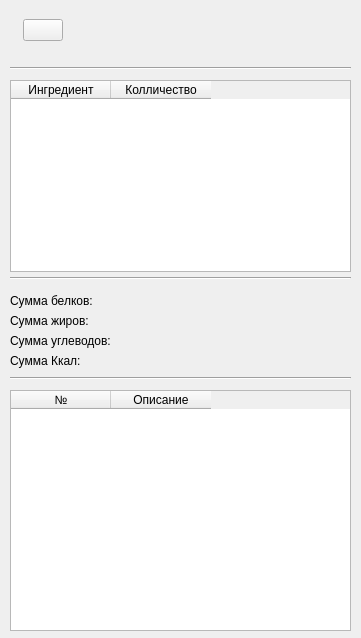
Before: the Qt Designer form project/forms/Recipe_info.ui in Galoev/nutritionist-helper, drawn with Qt 5.
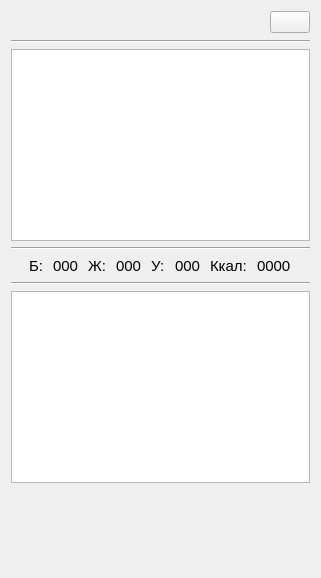
After: the same form once the commit is applied. Icons and pictures are not drawn.

The edit to the form file:
```diff
--- a/project/forms/Recipe_info.ui
+++ b/project/forms/Recipe_info.ui
@@ -6,30 +6,42 @@
    <rect>
     <x>0</x>
     <y>0</y>
-    <width>361</width>
-    <height>638</height>
+    <width>321</width>
+    <height>578</height>
    </rect>
   </property>
   <property name="windowTitle">
    <string>Form</string>
   </property>
-  <widget class="QWidget" name="horizontalLayoutWidget">
-   <property name="geometry">
-    <rect>
-     <x>10</x>
-     <y>10</y>
-     <width>341</width>
-     <height>41</height>
-    </rect>
-   </property>
+  <layout class="QVBoxLayout" name="verticalLayout">
+   <item>
    <layout class="QHBoxLayout" name="horizontalLayout">
     <item>
      <widget class="QLabel" name="label_recipeName">
+       <property name="font">
+        <font>
+         <family>Calibri</family>
+         <pointsize>14</pointsize>
+        </font>
+       </property>
       <property name="text">
        <string>&lt;Recipe_name&gt;</string>
       </property>
      </widget>
     </item>
+     <item>
+      <spacer name="horizontalSpacer">
+       <property name="orientation">
+        <enum>Qt::Horizontal</enum>
+       </property>
+       <property name="sizeHint" stdset="0">
+        <size>
+         <width>208</width>
+         <height>20</height>
+        </size>
+       </property>
+      </spacer>
+     </item>
     <item>
      <widget class="QPushButton" name="pushButton_recipeEdit">
       <property name="icon">
@@ -38,43 +50,29 @@
       </property>
      </widget>
     </item>
-    <item>
-     <spacer name="horizontalSpacer">
-      <property name="orientation">
-       <enum>Qt::Horizontal</enum>
-      </property>
-      <property name="sizeHint" stdset="0">
-       <size>
-        <width>208</width>
-        <height>20</height>
-       </size>
-      </property>
-     </spacer>
-    </item>
-   </layout>
-  </widget>
+    </layout>
+   </item>
+   <item>
   <widget class="Line" name="line">
-   <property name="geometry">
-    <rect>
-     <x>10</x>
-     <y>60</y>
-     <width>341</width>
-     <height>16</height>
-    </rect>
-   </property>
    <property name="orientation">
     <enum>Qt::Horizontal</enum>
    </property>
   </widget>
-  <widget class="QTableWidget" name="tableWidget_ingredientList">
-   <property name="geometry">
-    <rect>
-     <x>10</x>
-     <y>80</y>
-     <width>341</width>
-     <height>192</height>
-    </rect>
-   </property>
+   </item>
+   <item>
+    <widget class="QTableWidget" name="tableWidget_ingredientList_2">
+     <property name="alternatingRowColors">
+      <bool>true</bool>
+     </property>
+     <attribute name="horizontalHeaderVisible">
+      <bool>false</bool>
+     </attribute>
+     <attribute name="horizontalHeaderShowSortIndicator" stdset="0">
+      <bool>false</bool>
+     </attribute>
+     <attribute name="verticalHeaderVisible">
+      <bool>false</bool>
+     </attribute>
    <column>
     <property name="text">
      <string>Ингредиент</string>
@@ -86,165 +84,198 @@
     </property>
    </column>
   </widget>
-  <widget class="Line" name="line_2">
-   <property name="geometry">
-    <rect>
-     <x>10</x>
-     <y>370</y>
-     <width>341</width>
-     <height>16</height>
-    </rect>
-   </property>
+   </item>
+   <item>
+    <widget class="Line" name="line_3">
    <property name="orientation">
     <enum>Qt::Horizontal</enum>
    </property>
   </widget>
-  <widget class="QTableWidget" name="tableWidget_recipeDescription">
-   <property name="geometry">
-    <rect>
-     <x>10</x>
-     <y>390</y>
-     <width>341</width>
-     <height>241</height>
-    </rect>
-   </property>
-   <attribute name="horizontalHeaderVisible">
-    <bool>true</bool>
-   </attribute>
-   <attribute name="horizontalHeaderCascadingSectionResizes">
-    <bool>false</bool>
-   </attribute>
-   <attribute name="horizontalHeaderDefaultSectionSize">
-    <number>100</number>
-   </attribute>
-   <column>
-    <property name="text">
-     <string>№</string>
-    </property>
-   </column>
-   <column>
-    <property name="text">
-     <string>Описание</string>
-    </property>
-   </column>
-  </widget>
-  <widget class="QWidget" name="horizontalLayoutWidget_5">
-   <property name="geometry">
-    <rect>
-     <x>10</x>
-     <y>350</y>
-     <width>167</width>
-     <height>21</height>
-    </rect>
-   </property>
-   <layout class="QHBoxLayout" name="horizontalLayout_5">
+   </item>
+   <item>
+    <layout class="QHBoxLayout" name="horizontalLayout_6">
+     <property name="spacing">
+      <number>10</number>
+     </property>
+     <item>
+      <spacer name="horizontalSpacer_3">
+       <property name="orientation">
+        <enum>Qt::Horizontal</enum>
+       </property>
+       <property name="sizeHint" stdset="0">
+        <size>
+         <width>40</width>
+         <height>20</height>
+        </size>
+       </property>
+      </spacer>
+     </item>
     <item>
-     <widget class="QLabel" name="label_kcalSum">
+      <layout class="QHBoxLayout" name="horizontalLayout_2">
+       <item>
+        <widget class="QLabel" name="label_protein">
+         <property name="font">
+          <font>
+           <pointsize>11</pointsize>
+          </font>
+         </property>
       <property name="text">
-       <string>Сумма Ккал:</string>
+          <string>Б:</string>
       </property>
      </widget>
     </item>
     <item>
-     <widget class="QLabel" name="label_numKcal">
+        <widget class="QLabel" name="label_numProtein">
+         <property name="font">
+          <font>
+           <pointsize>11</pointsize>
+          </font>
+         </property>
       <property name="text">
-       <string>&lt;Num_kcal&gt;</string>
+          <string>000</string>
       </property>
      </widget>
     </item>
    </layout>
-  </widget>
-  <widget class="QWidget" name="horizontalLayoutWidget_3">
-   <property name="geometry">
-    <rect>
-     <x>10</x>
-     <y>310</y>
-     <width>176</width>
-     <height>21</height>
-    </rect>
-   </property>
+     </item>
+     <item>
    <layout class="QHBoxLayout" name="horizontalLayout_3">
     <item>
-     <widget class="QLabel" name="label_fatsSum">
+        <widget class="QLabel" name="label_fats">
+         <property name="font">
+          <font>
+           <pointsize>11</pointsize>
+          </font>
+         </property>
       <property name="text">
-       <string>Сумма жиров:</string>
+          <string>Ж:</string>
       </property>
      </widget>
     </item>
     <item>
      <widget class="QLabel" name="label_numFats">
+         <property name="font">
+          <font>
+           <pointsize>11</pointsize>
+          </font>
+         </property>
       <property name="text">
-       <string>&lt;Num_fats&gt;</string>
+          <string>000</string>
       </property>
      </widget>
     </item>
    </layout>
-  </widget>
-  <widget class="QWidget" name="horizontalLayoutWidget_4">
-   <property name="geometry">
-    <rect>
-     <x>10</x>
-     <y>330</y>
-     <width>265</width>
-     <height>21</height>
-    </rect>
-   </property>
+     </item>
+     <item>
    <layout class="QHBoxLayout" name="horizontalLayout_4">
     <item>
-     <widget class="QLabel" name="label_carbohydratesSum">
+        <widget class="QLabel" name="label_carbohydrates">
+         <property name="font">
+          <font>
+           <pointsize>11</pointsize>
+          </font>
+         </property>
       <property name="text">
-       <string>Сумма углеводов:</string>
+          <string>У:</string>
       </property>
      </widget>
     </item>
     <item>
      <widget class="QLabel" name="label_numCarbohydrates">
+         <property name="font">
+          <font>
+           <pointsize>11</pointsize>
+          </font>
+         </property>
       <property name="text">
-       <string>&lt;Num_сarbohydrates&gt;</string>
+          <string>000</string>
       </property>
      </widget>
     </item>
    </layout>
-  </widget>
-  <widget class="QWidget" name="horizontalLayoutWidget_2">
-   <property name="geometry">
-    <rect>
-     <x>10</x>
-     <y>290</y>
-     <width>199</width>
-     <height>21</height>
-    </rect>
-   </property>
-   <layout class="QHBoxLayout" name="horizontalLayout_2">
+     </item>
     <item>
-     <widget class="QLabel" name="label_proteinSum">
+      <layout class="QHBoxLayout" name="horizontalLayout_5">
+       <item>
+        <widget class="QLabel" name="label_kcal">
+         <property name="font">
+          <font>
+           <pointsize>11</pointsize>
+          </font>
+         </property>
       <property name="text">
-       <string>Сумма белков:</string>
+          <string>Ккал:</string>
       </property>
      </widget>
     </item>
     <item>
-     <widget class="QLabel" name="label_numProtein">
+        <widget class="QLabel" name="label_numKcal">
+         <property name="font">
+          <font>
+           <pointsize>11</pointsize>
+          </font>
+         </property>
       <property name="text">
-       <string>&lt;Num_protein&gt;</string>
+          <string>0000</string>
       </property>
      </widget>
     </item>
    </layout>
-  </widget>
-  <widget class="Line" name="line_3">
-   <property name="geometry">
-    <rect>
-     <x>10</x>
-     <y>270</y>
-     <width>341</width>
-     <height>16</height>
-    </rect>
-   </property>
+     </item>
+     <item>
+      <spacer name="horizontalSpacer_2">
+       <property name="orientation">
+        <enum>Qt::Horizontal</enum>
+       </property>
+       <property name="sizeHint" stdset="0">
+        <size>
+         <width>40</width>
+         <height>20</height>
+        </size>
+       </property>
+      </spacer>
+     </item>
+    </layout>
+   </item>
+   <item>
+    <widget class="Line" name="line_2">
    <property name="orientation">
     <enum>Qt::Horizontal</enum>
    </property>
   </widget>
+   </item>
+   <item>
+    <widget class="QTableWidget" name="tableWidget_recipeDescription_2">
+     <attribute name="horizontalHeaderVisible">
+      <bool>false</bool>
+     </attribute>
+     <attribute name="horizontalHeaderCascadingSectionResizes">
+      <bool>false</bool>
+     </attribute>
+     <attribute name="horizontalHeaderDefaultSectionSize">
+      <number>300</number>
+     </attribute>
+     <column>
+      <property name="text">
+       <string>Описание</string>
+      </property>
+     </column>
+    </widget>
+   </item>
+   <item>
+    <spacer name="verticalSpacer">
+     <property name="orientation">
+      <enum>Qt::Vertical</enum>
+     </property>
+     <property name="sizeHint" stdset="0">
+      <size>
+       <width>20</width>
+       <height>40</height>
+      </size>
+     </property>
+    </spacer>
+   </item>
+  </layout>
  </widget>
  <resources>
   <include location="../rec.qrc"/>
```
Lines whose indentation alone changed are shown as unchanged.
